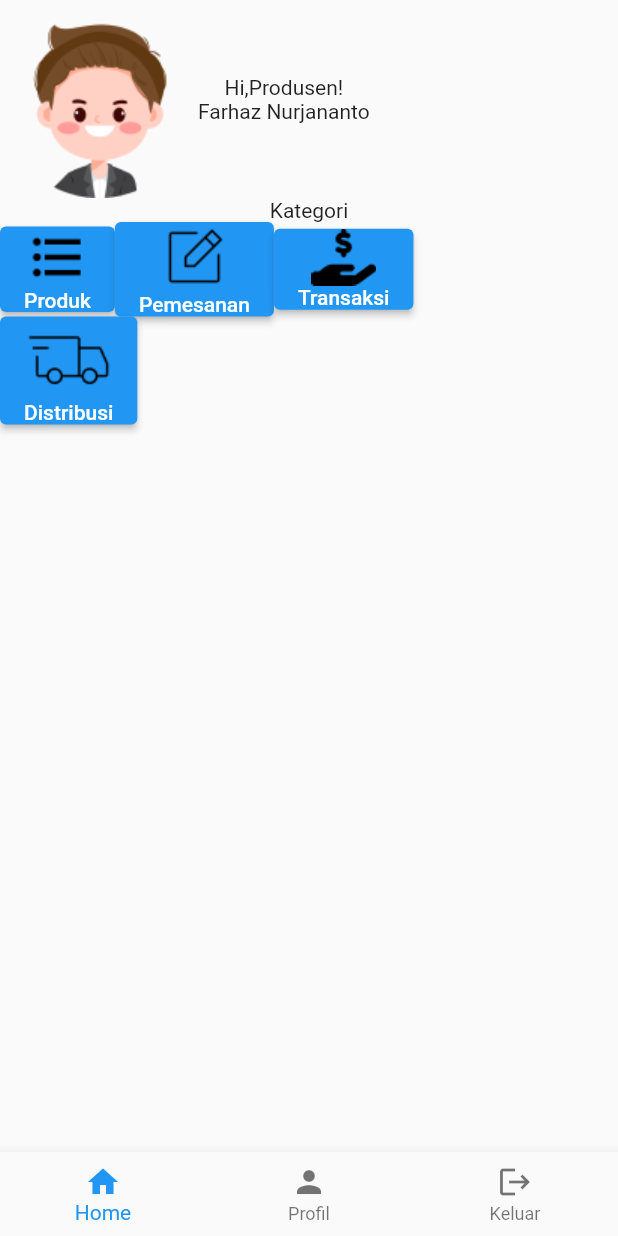
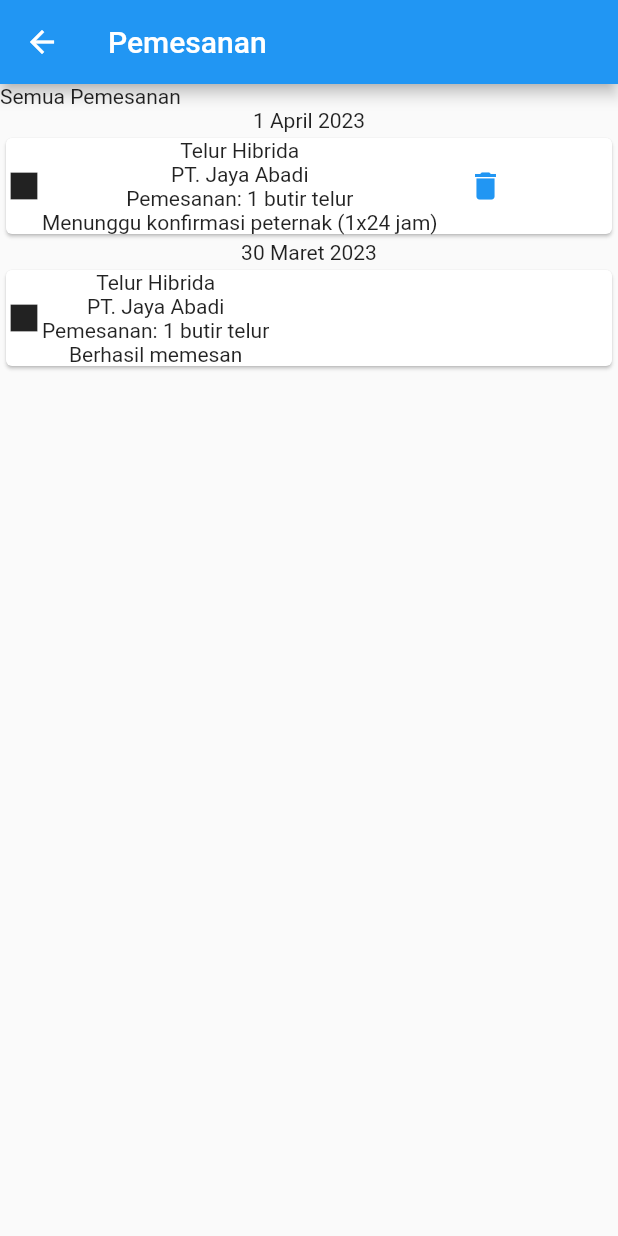
Before and after one commit to BimaJatiKusuma/QuackMo, a Flutter app: the ProdusenHomepage screen opened directly, after a tap on "Pemesanan", on a phone screen of 412 x 824 dp. Run offline on Flutter 3.47's test engine with Material 2 defaults, Android fonts, the phone set to English and light mode, and no system bars.

Commit message:
progress LoFi UI transaksi dan pemesanan peternak dan produsen 02

```diff
--- a/lib/peternak/peternak_transaksi_detail_done.dart
+++ b/lib/peternak/peternak_transaksi_detail_done.dart
@@ -8,11 +8,12 @@ class PeternakTransaksiDetailDone extends StatelessWidget {
 
   @override
   Widget build(BuildContext context) {
-    return Center(
+    return  Scaffold(
+      body: Center(
       child: Column(
         children: [
           Icon(Icons.check_circle),
-          Text('TRANSAKSI BERHASIL DITAMBAHKAN'),
+          Text('TRANSAKSI BERHASIL DISETUJUI'),
           ElevatedButton(onPressed: (){
             Navigator.pop(context);
             // Navigator.pushReplacement(context, MaterialPageRoute(builder: (context){
@@ -21,6 +22,8 @@ class PeternakTransaksiDetailDone extends StatelessWidget {
           }, child: Text('Kembali'))
         ],
       ),
+    ),
     );
+
   }
 }
--- a/lib/produsen/produsen_homepage.dart
+++ b/lib/produsen/produsen_homepage.dart
@@ -1,4 +1,6 @@
 import 'package:flutter/material.dart';
+import 'package:quackmo/produsen/produsen_pesanan.dart';
+import 'package:quackmo/produsen/produsen_transaksi.dart';
 
 class ProdusenHomepage extends StatelessWidget {
   const ProdusenHomepage({super.key});
@@ -33,14 +35,14 @@ class ProdusenHomepage extends StatelessWidget {
                     ElevatedButton(onPressed: (){}, child: Column(
                       children: [
                         Image(image: AssetImage('images/daftar_peternak.png')),
-                        Text('Produk')
+                        Text('List Peternak')
                       ],
                     )),
 
                     ElevatedButton(onPressed: (){
-                      // Navigator.push(context, MaterialPageRoute(builder: (context){
-                      //   return PeternakPesanan();
-                      // }));
+                      Navigator.push(context, MaterialPageRoute(builder: (context){
+                        return ProdusenPesanan();
+                      }));
                     }, child: Column(
                       children: [
                         Image(image: AssetImage('images/pesanan.png')),
@@ -50,9 +52,9 @@ class ProdusenHomepage extends StatelessWidget {
 
 
                     ElevatedButton(onPressed: (){
-                      // Navigator.push(context, MaterialPageRoute(builder: (context){
-                      //   return PeternakTransaksi();
-                      // }));
+                      Navigator.push(context, MaterialPageRoute(builder: (context){
+                        return ProdusenTransaksi();
+                      }));
                     }, child: Column(
                       children: [
                         Image(image: AssetImage('images/transaksi.png')),
@@ -84,6 +86,8 @@ class ProdusenHomepage extends StatelessWidget {
         BottomNavigationBarItem(icon: Icon(Icons.home), label: 'Home'),
         BottomNavigationBarItem(icon: Icon(Icons.person), label: 'Profil'),
         BottomNavigationBarItem(icon: Icon(Icons.logout), label: 'Keluar'),
+        //beri action onPress https://stackoverflow.com/questions/57496185/how-to-give-onpress-function-for-bottomnavigationbar-menu-in-flutter
+        //bisa dari referensi file praktikum pbm
       ])
     );
   }
--- /dev/null
+++ b/lib/produsen/produsen_pesanan.dart
@@ -0,0 +1,90 @@
+import 'package:flutter/material.dart';
+
+class ProdusenPesanan extends StatelessWidget {
+  const ProdusenPesanan({super.key});
+
+  @override
+  Widget build(BuildContext context) {
+    return Scaffold(
+        appBar: AppBar(
+          leading: BackButton(
+            onPressed: () {
+              Navigator.pop(context);
+            },
+          ),
+          title: Title(color: Colors.indigo, child: Text("Pemesanan")),
+        ),
+        body: ListView(
+          children: [
+            Text("Semua Pemesanan"),
+
+            InkWell(
+                onTap: () {},
+                child: Column(
+                  children: [
+                    Text('1 April 2023'),
+                    Card(
+                      child: Row(children: [
+                        Icon(Icons.square),
+                        Column(
+                          children: [
+                            Text('Telur Hibrida'),
+                            Text('PT. Jaya Abadi'),
+                            Text('Pemesanan: 1 butir telur'),
+                            Text('Menunggu konfirmasi peternak (1x24 jam)')
+                          ],
+                        ),
+                        TextButton(
+                            onPressed: () {
+                              showDialog(
+                                context: context,
+                                builder: (BuildContext context) => AlertDialog(
+                                  title: const Text('Pemberitahuan'),
+                                  content: const Text('Hapus pemesanan'),
+                                  actions: <Widget>[
+                                    TextButton(
+                                      onPressed: () =>
+                                          Navigator.pop(context, 'Tidak'),
+                                      child: const Text('Tidak'),
+                                    ),
+                                    TextButton(
+                                      onPressed: () =>
+                                          Navigator.pop(context, 'Ya'),
+                                      child: const Text('Ya'),
+                                    ),
+                                  ],
+                                ),
+                              );
+                            },
+                            child: Icon(Icons.delete)),
+                      ]),
+                    ),
+                  ],
+                )),
+
+
+                InkWell(
+                onTap: () {},
+                child: Column(
+                  children: [
+                    Text('30 Maret 2023'),
+                    Card(
+                      child: Row(children: [
+                        Icon(Icons.square),
+                        Column(
+                          children: [
+                            Text('Telur Hibrida'),
+                            Text('PT. Jaya Abadi'),
+                            Text('Pemesanan: 1 butir telur'),
+                            Text('Berhasil memesan')
+                          ],
+                        ),
+
+                      ]),
+                    ),
+                  ],
+                )),
+          ],
+        ));
+  }
+}
--- /dev/null
+++ b/lib/produsen/produsen_transaksi.dart
@@ -0,0 +1,68 @@
+import 'package:flutter/material.dart';
+
+class ProdusenTransaksi extends StatelessWidget {
+  const ProdusenTransaksi({super.key});
+
+  @override
+  Widget build(BuildContext context) {
+    return Scaffold(
+      appBar: AppBar(
+          leading: BackButton(
+            onPressed: () {
+              Navigator.pop(context);
+            },
+          ),
+          title: Title(color: Colors.indigo, child: Text("Status Transaksi")),
+        ),
+        body: ListView(
+          children: [
+            Text("Semua Transaksi"),
+
+            InkWell(
+                onTap: () {},
+                child: Column(
+                  children: [
+                    Text('1 April 2023'),
+                    Card(
+                      child: Row(children: [
+                        Image(image: AssetImage('images/transaksi_02.png')),
+                        Column(
+                          children: [
+                            Text('Telur Hibrida'),
+                            Text('PT. Jaya Abadi'),
+                            Text('Pemesanan: 1 butir telur'),
+                            Text('Berhasil')
+                          ],
+                        ),
+                        Text("- Rp. 20.000")
+                      ]),
+                    ),
+                  ],
+                )),
+
+
+                InkWell(
+                onTap: () {},
+                child: Column(
+                  children: [
+                    Text('30 Maret 2023'),
+                    Card(
+                      child: Row(children: [
+                        Image(image: AssetImage('images/transaksi_02.png')),
+                        Column(
+                          children: [
+                            Text('Telur Hibrida'),
+                            Text('PT. Jaya Abadi'),
+                            Text('Pemesanan: 1 butir telur'),
+                            Text('Berhasil')
+                          ],
+                        ),
+                        Text("- Rp. 20.000"),
+                      ]),
+                    ),
+                  ],
+                )),
+          ],
+        ));
+  }
+}
```
Also changed, not shown: lib/peternak/peternak_pesanan.dart (+10 -10 lines).
